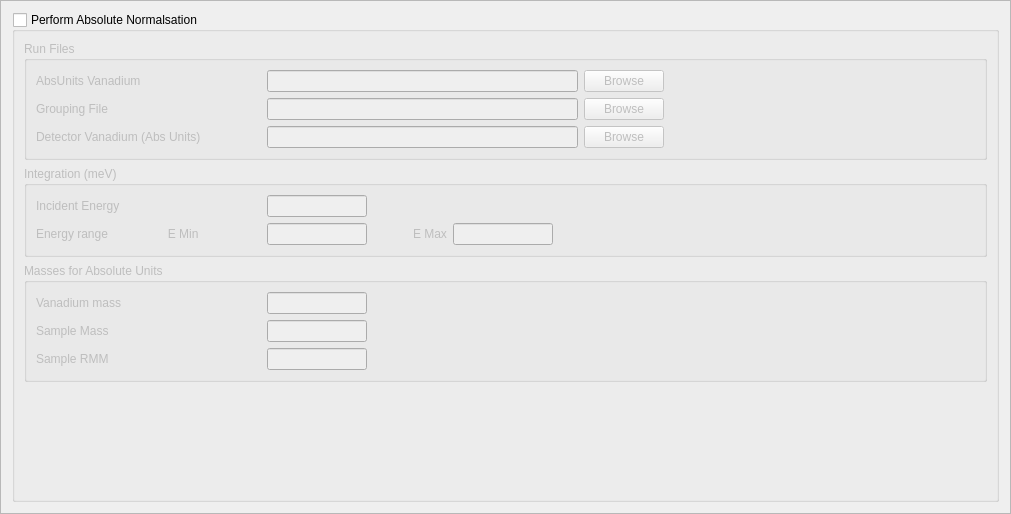
Above: Code/Mantid/scripts/Interface/ui/inelastic/dgs_absolute_units.ui from mantidproject/mantid before the change. Below: the same form after it.
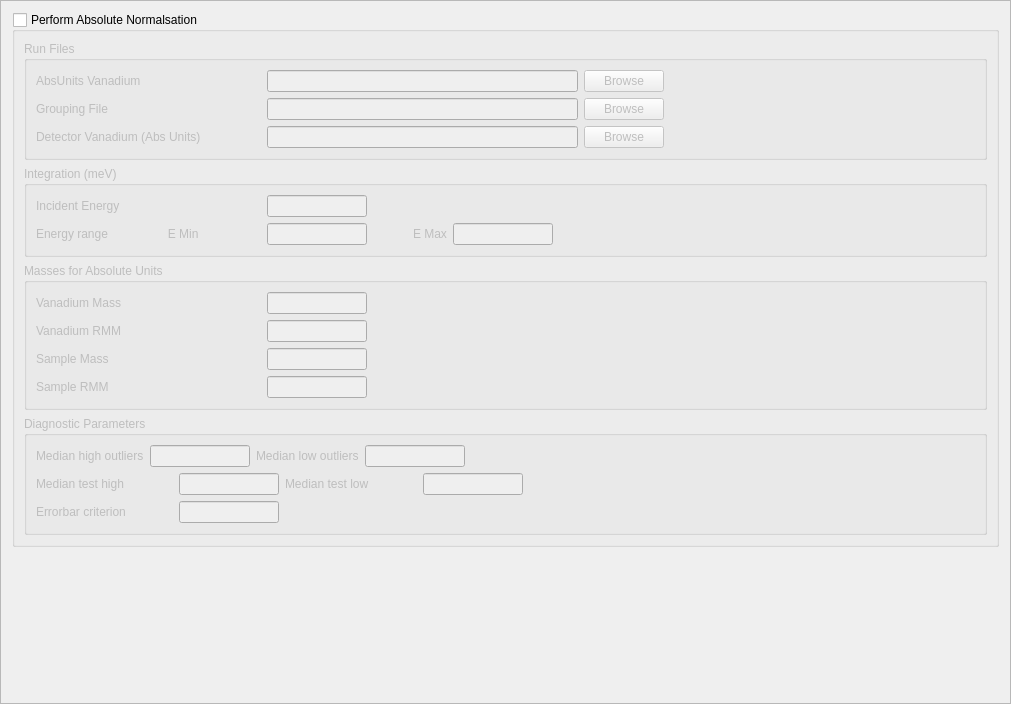
That is the form after the change.

Commit message:
Refs #5454. Changes for absolute units tab.
* Parameter reader fix.
* Adding default parameter reading for tab.
* Adding more parameters to tab.

What changed in the file:
```diff
--- a/Code/Mantid/scripts/Interface/ui/inelastic/dgs_absolute_units.ui
+++ b/Code/Mantid/scripts/Interface/ui/inelastic/dgs_absolute_units.ui
@@ -7,7 +7,7 @@
     <x>0</x>
     <y>0</y>
     <width>1011</width>
-    <height>514</height>
+    <height>704</height>
    </rect>
   </property>
   <property name="windowTitle">
@@ -19,7 +19,7 @@
   <property name="frameShadow">
    <enum>QFrame::Raised</enum>
   </property>
-  <layout class="QVBoxLayout" name="verticalLayout_5">
+  <layout class="QVBoxLayout" name="verticalLayout_6">
    <item>
     <widget class="QGroupBox" name="absunits_gb">
      <property name="title">
@@ -31,7 +31,7 @@
      <property name="checked">
       <bool>false</bool>
      </property>
-     <layout class="QVBoxLayout" name="verticalLayout_4">
+     <layout class="QVBoxLayout" name="verticalLayout_5">
       <item>
        <widget class="QGroupBox" name="run_files_gb">
         <property name="title">
@@ -318,7 +318,7 @@
               </size>
              </property>
              <property name="text">
-              <string>Vanadium mass</string>
+              <string>Vanadium Mass</string>
              </property>
             </widget>
            </item>
@@ -347,6 +347,46 @@
            </item>
           </layout>
          </item>
+         <item>
+          <layout class="QHBoxLayout" name="horizontalLayout_9">
+           <item>
+            <widget class="QLabel" name="van_rmm_label">
+             <property name="minimumSize">
+              <size>
+               <width>225</width>
+               <height>0</height>
+              </size>
+             </property>
+             <property name="text">
+              <string>Vanadium RMM</string>
+             </property>
+            </widget>
+           </item>
+           <item>
+            <widget class="QLineEdit" name="van_rmm_edit">
+             <property name="maximumSize">
+              <size>
+               <width>100</width>
+               <height>16777215</height>
+              </size>
+             </property>
+            </widget>
+           </item>
+           <item>
+            <spacer name="horizontalSpacer_10">
+             <property name="orientation">
+              <enum>Qt::Horizontal</enum>
+             </property>
+             <property name="sizeHint" stdset="0">
+              <size>
+               <width>40</width>
+               <height>20</height>
+              </size>
+             </property>
+            </spacer>
+           </item>
+          </layout>
+         </item>
          <item>
           <layout class="QHBoxLayout" name="horizontalLayout_7">
            <item>
@@ -437,21 +477,184 @@
        </widget>
       </item>
       <item>
-       <spacer name="verticalSpacer">
-        <property name="orientation">
-         <enum>Qt::Vertical</enum>
+       <widget class="QGroupBox" name="diag_gb">
+        <property name="title">
+         <string>Diagnostic Parameters</string>
         </property>
-        <property name="sizeHint" stdset="0">
-         <size>
-          <width>20</width>
-          <height>171</height>
-         </size>
-        </property>
-       </spacer>
+        <layout class="QVBoxLayout" name="verticalLayout_4">
+         <item>
+          <layout class="QHBoxLayout" name="horizontalLayout_10">
+           <item>
+            <widget class="QLabel" name="median_test_out_high_label">
+             <property name="text">
+              <string>Median high outliers</string>
+             </property>
+            </widget>
+           </item>
+           <item>
+            <widget class="QLineEdit" name="median_test_out_high_edit">
+             <property name="maximumSize">
+              <size>
+               <width>100</width>
+               <height>16777215</height>
+              </size>
+             </property>
+            </widget>
+           </item>
+           <item>
+            <widget class="QLabel" name="median_test_out_low_label">
+             <property name="text">
+              <string>Median low outliers</string>
+             </property>
+            </widget>
+           </item>
+           <item>
+            <widget class="QLineEdit" name="median_test_out_low_edit">
+             <property name="maximumSize">
+              <size>
+               <width>100</width>
+               <height>16777215</height>
+              </size>
+             </property>
+            </widget>
+           </item>
+           <item>
+            <spacer name="horizontalSpacer_11">
+             <property name="orientation">
+              <enum>Qt::Horizontal</enum>
+             </property>
+             <property name="sizeHint" stdset="0">
+              <size>
+               <width>40</width>
+               <height>20</height>
+              </size>
+             </property>
+            </spacer>
+           </item>
+          </layout>
+         </item>
+         <item>
+          <layout class="QHBoxLayout" name="horizontalLayout_11">
+           <item>
+            <widget class="QLabel" name="median_test_high_label">
+             <property name="minimumSize">
+              <size>
+               <width>137</width>
+               <height>0</height>
+              </size>
+             </property>
+             <property name="text">
+              <string>Median test high</string>
+             </property>
+            </widget>
+           </item>
+           <item>
+            <widget class="QLineEdit" name="median_test_high_edit">
+             <property name="maximumSize">
+              <size>
+               <width>100</width>
+               <height>16777215</height>
+              </size>
+             </property>
+            </widget>
+           </item>
+           <item>
+            <widget class="QLabel" name="median_test_low_label">
+             <property name="minimumSize">
+              <size>
+               <width>132</width>
+               <height>0</height>
+              </size>
+             </property>
+             <property name="text">
+              <string>Median test low</string>
+             </property>
+            </widget>
+           </item>
+           <item>
+            <widget class="QLineEdit" name="median_test_low_edit">
+             <property name="maximumSize">
+              <size>
+               <width>100</width>
+               <height>16777215</height>
+              </size>
+             </property>
+            </widget>
+           </item>
+           <item>
+            <spacer name="horizontalSpacer_12">
+             <property name="orientation">
+              <enum>Qt::Horizontal</enum>
+             </property>
+             <property name="sizeHint" stdset="0">
+              <size>
+               <width>40</width>
+               <height>20</height>
+              </size>
+             </property>
+            </spacer>
+           </item>
+          </layout>
+         </item>
+         <item>
+          <layout class="QHBoxLayout" name="horizontalLayout_12">
+           <item>
+            <widget class="QLabel" name="errorbar_crit_label">
+             <property name="minimumSize">
+              <size>
+               <width>137</width>
+               <height>0</height>
+              </size>
+             </property>
+             <property name="text">
+              <string>Errorbar criterion</string>
+             </property>
+            </widget>
+           </item>
+           <item>
+            <widget class="QLineEdit" name="errorbar_crit_edit">
+             <property name="maximumSize">
+              <size>
+               <width>100</width>
+               <height>16777215</height>
+              </size>
+             </property>
+            </widget>
+           </item>
+           <item>
+            <spacer name="horizontalSpacer_13">
+             <property name="orientation">
+              <enum>Qt::Horizontal</enum>
+             </property>
+             <property name="sizeHint" stdset="0">
+              <size>
+               <width>40</width>
+               <height>20</height>
+              </size>
+             </property>
+            </spacer>
+           </item>
+          </layout>
+         </item>
+        </layout>
+       </widget>
       </item>
      </layout>
     </widget>
    </item>
+   <item>
+    <spacer name="verticalSpacer">
+     <property name="orientation">
+      <enum>Qt::Vertical</enum>
+     </property>
+     <property name="sizeHint" stdset="0">
+      <size>
+       <width>962</width>
+       <height>81</height>
+      </size>
+     </property>
+    </spacer>
+   </item>
   </layout>
  </widget>
  <resources/>
```
The commit also changes 4 other files.
